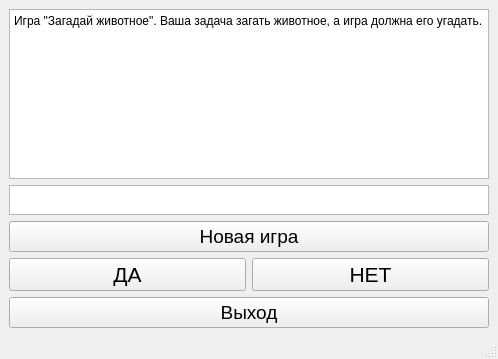
The window that AnimalsGame/mainwindow.ui (DanilRutkovskiy/AnimalsGame) describes before a commit, drawn with Qt 5.
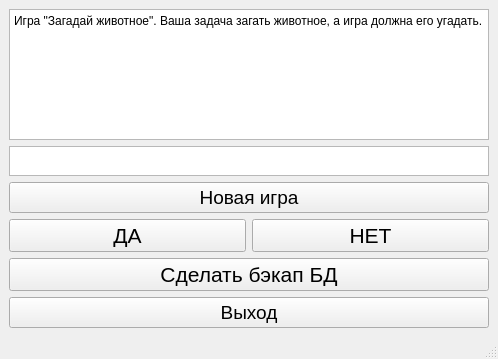
The same window after the commit.

Diff of the .ui file:
```diff
--- a/AnimalsGame/mainwindow.ui
+++ b/AnimalsGame/mainwindow.ui
@@ -75,6 +75,18 @@
       </item>
      </layout>
     </item>
+    <item>
+     <widget class="QPushButton" name="backUpBtn">
+      <property name="font">
+       <font>
+        <pointsize>16</pointsize>
+       </font>
+      </property>
+      <property name="text">
+       <string>Сделать бэкап БД</string>
+      </property>
+     </widget>
+    </item>
     <item>
      <widget class="QPushButton" name="exitBtn">
       <property name="font">
```
